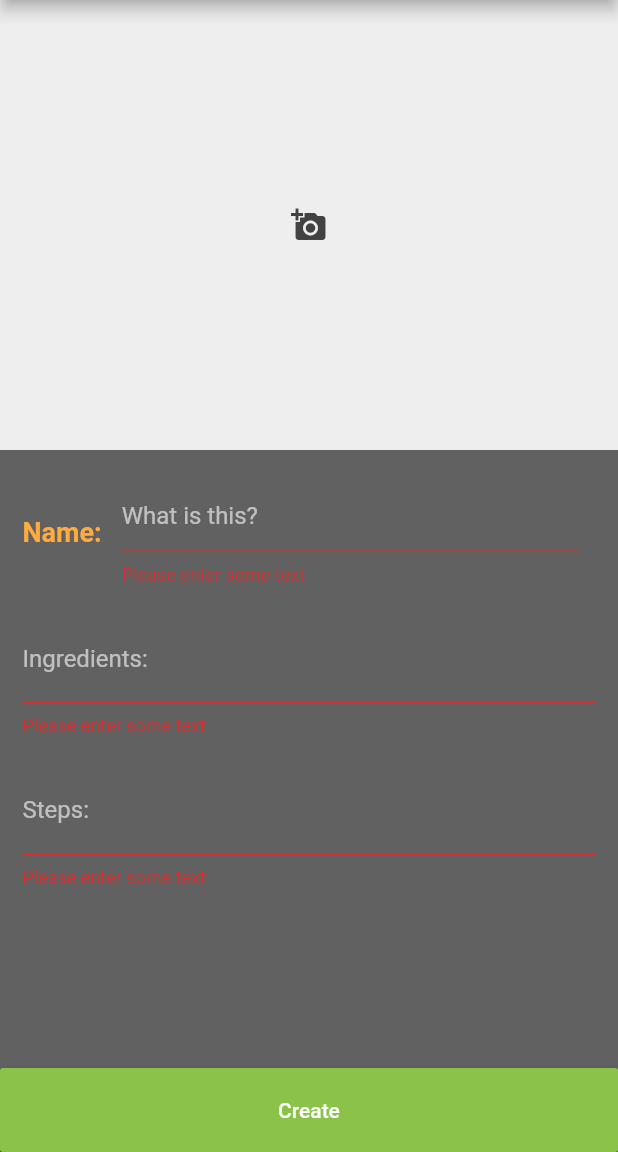
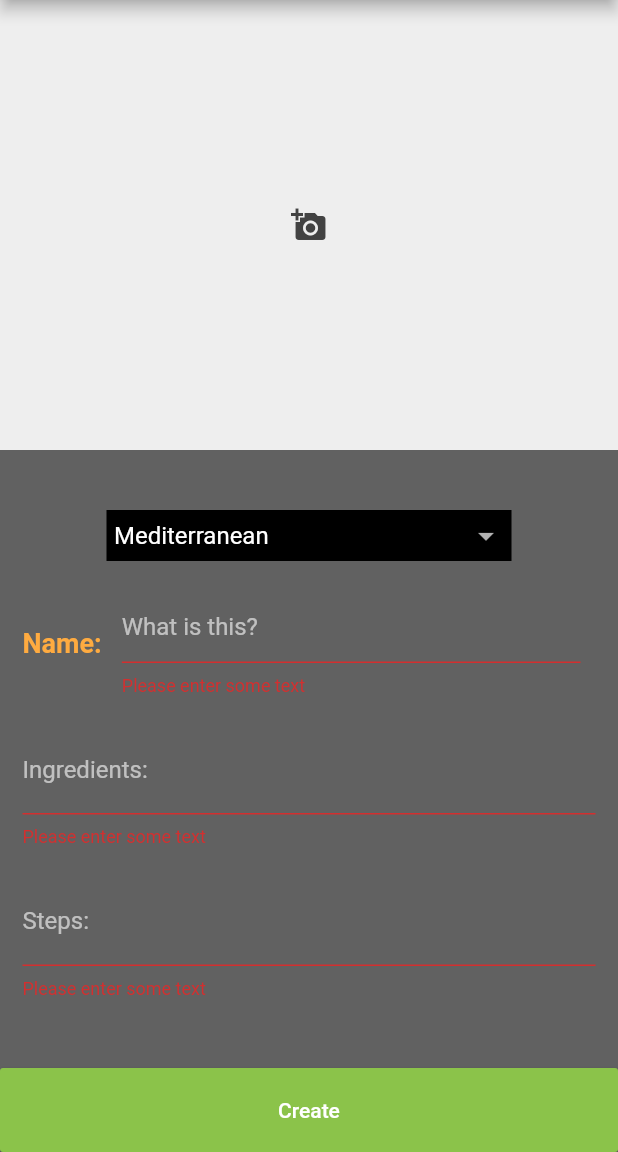
Before and after one commit to sueyz/recipe_app, a Flutter app: the NewRecipe screen opened by its route, after a tap on "Create", on a phone screen of 412 x 824 dp, the part 84-1236 px from its top. Run offline on Flutter 3.47's test engine with Material 2 defaults, Android fonts, the phone set to English and light mode, and no system bars; our stand-ins replace image_picker, shared_preferences, sqflite; accounts and stored records are empty.

Commit message:
[] for alll tab

```diff
--- a/lib/src/new_recipe.dart
+++ b/lib/src/new_recipe.dart
@@ -10,6 +10,13 @@ class NewRecipe extends StatefulWidget {
   NewRecipe({Key key, this.toolbar}) : super(key: key);
 
   final ThemeData toolbar;
+  final arraySpinner = [
+    'Mediterranean',
+    'Asian',
+    'American',
+    'European',
+    'Vegan'
+  ];
 
   @override
   _NewRecipeState createState() => _NewRecipeState();
@@ -19,6 +26,10 @@ class _NewRecipeState extends State<NewRecipe> {
   File _image;
   final picker = ImagePicker();
   final _formKey = GlobalKey<FormState>();
+  String newValue = "Mediterranean";
+  int current = 0;
+
+
 
   final titleController = TextEditingController();
   final ingController = TextEditingController();
@@ -133,6 +144,52 @@ class _NewRecipeState extends State<NewRecipe> {
                                   ),
                                 ),
                         ),
+                        Padding(
+                          padding: EdgeInsets.only(top: 40, left: 50, right: 50),
+                          child: Container(
+                            width: 270,
+                            decoration: BoxDecoration(
+                              color: Colors.black,
+                              border: Border.all(color: Colors.black, width: 5.0),
+                            ),
+                            child: Material(
+                              child: InkWell(
+                                onTap: () {},
+                                child: DropdownButtonHideUnderline(
+                                  child: DropdownButton<String>(
+                                    isDense: true,
+                                    onChanged: (String changedValue) {
+                                      newValue = changedValue;
+                                      if (changedValue == widget.arraySpinner[0]) {
+                                        current = 0;
+                                      } else if (changedValue ==
+                                          widget.arraySpinner[1]) {
+                                        current = 1;
+                                      } else if (changedValue ==
+                                          widget.arraySpinner[2]) {
+                                        current = 2;
+                                      } else if (changedValue ==
+                                          widget.arraySpinner[3]) {
+                                        current = 3;
+                                      } else {
+                                        current = 4;
+                                      }
+                                      setState(() {});
+                                    },
+                                    value: newValue,
+                                    items: widget.arraySpinner.map((String value) {
+                                      return DropdownMenuItem<String>(
+                                        value: value,
+                                        child: Text(value),
+                                      );
+                                    }).toList(),
+                                  ),
+                                ),
+                              ),
+                              color: Colors.transparent,
+                            ),
+                          ),
+                        ),
                         Container(
                           padding: EdgeInsets.only(
                               bottom: 20, right: 25, left: 15, top: 20),
@@ -222,7 +279,7 @@ class _NewRecipeState extends State<NewRecipe> {
                               if (_image == null) {
                                 Navigator.of(context).pop(Recipe(
                                     count,
-                                    ModalRoute.of(context).settings.arguments,
+                                    current,
                                     titleController.text,
                                     "",
                                     ingController.text,
@@ -231,7 +288,7 @@ class _NewRecipeState extends State<NewRecipe> {
                               } else {
                                 Navigator.of(context).pop(Recipe(
                                     count,
-                                    ModalRoute.of(context).settings.arguments,
+                                    current,
                                     titleController.text,
                                     _image.path,
                                     ingController.text,
```
Also changed, not shown: lib/src/collapsing_layout.dart (+29 -44 lines).
